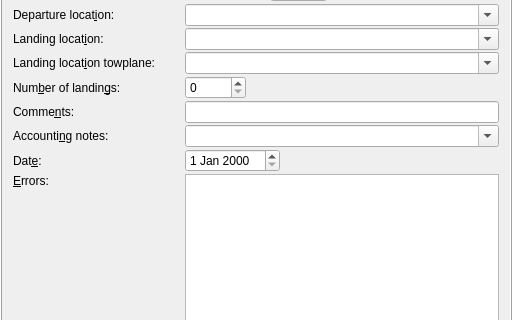
This is src/gui/windows/FlightWindow.ui in startkladde/startkladde as Qt 5 draws it before an edit; both pictures show x 0 to 512 and y 404 to 724 of the 512 by 830 pixel window. The edited form follows.
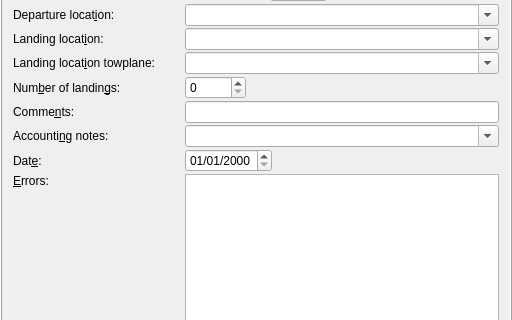
This is the edited form. Custom widgets are drawn as their Qt base class.

Commit message: Use proper date format for date inputs Add i18n documentation

The edit to the form file:
```diff
--- a/src/gui/windows/FlightWindow.ui
+++ b/src/gui/windows/FlightWindow.ui
@@ -33,8 +33,8 @@
        <rect>
         <x>0</x>
         <y>0</y>
-        <width>492</width>
-        <height>780</height>
+        <width>510</width>
+        <height>781</height>
        </rect>
       </property>
       <layout class="QVBoxLayout" name="verticalLayout">
@@ -673,7 +673,11 @@
               <number>0</number>
              </property>
              <item>
-              <widget class="QDateEdit" name="dateInput"/>
+              <widget class="QDateEdit" name="dateInput">
+               <property name="displayFormat">
+                <string>MM/dd/yyyy</string>
+               </property>
+              </widget>
              </item>
              <item>
               <spacer name="horizontalSpacer_6">
```
The commit also changes 4 other files.
